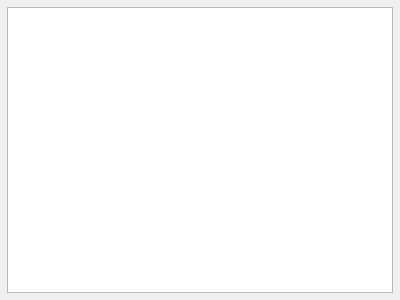
Old version of the form mainwindow.ui in the repository yasirtug/ni-translate.
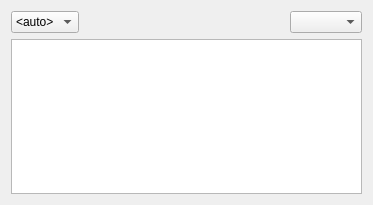
New version of the form.

Diff of the .ui file:
```diff
--- a/mainwindow.ui
+++ b/mainwindow.ui
@@ -6,8 +6,8 @@
    <rect>
     <x>0</x>
     <y>0</y>
-    <width>400</width>
-    <height>300</height>
+    <width>373</width>
+    <height>205</height>
    </rect>
   </property>
   <property name="windowTitle">
@@ -15,21 +15,48 @@
   </property>
   <widget class="QWidget" name="centralWidget">
    <layout class="QVBoxLayout" name="verticalLayout">
-    <property name="spacing">
-     <number>7</number>
-    </property>
-    <property name="leftMargin">
-     <number>7</number>
-    </property>
-    <property name="topMargin">
-     <number>7</number>
-    </property>
-    <property name="rightMargin">
-     <number>7</number>
-    </property>
-    <property name="bottomMargin">
-     <number>7</number>
-    </property>
+    <item>
+     <layout class="QHBoxLayout" name="horizontalLayout">
+      <item>
+       <widget class="QComboBox" name="srcBox">
+        <property name="maximumSize">
+         <size>
+          <width>72</width>
+          <height>16777215</height>
+         </size>
+        </property>
+        <item>
+         <property name="text">
+          <string>&lt;auto&gt;</string>
+         </property>
+        </item>
+       </widget>
+      </item>
+      <item>
+       <spacer name="horizontalSpacer">
+        <property name="orientation">
+         <enum>Qt::Horizontal</enum>
+        </property>
+        <property name="sizeHint" stdset="0">
+         <size>
+          <width>40</width>
+          <height>20</height>
+         </size>
+        </property>
+       </spacer>
+      </item>
+      <item>
+       <widget class="QComboBox" name="destBox">
+        <property name="maximumSize">
+         <size>
+          <width>72</width>
+          <height>16777215</height>
+         </size>
+        </property>
+       </widget>
+      </item>
+     </layout>
+    </item>
     <item>
      <widget class="QTextBrowser" name="resultText"/>
     </item>
```
Left out of the diff: 2 changed lines with no effect on the pictures.
